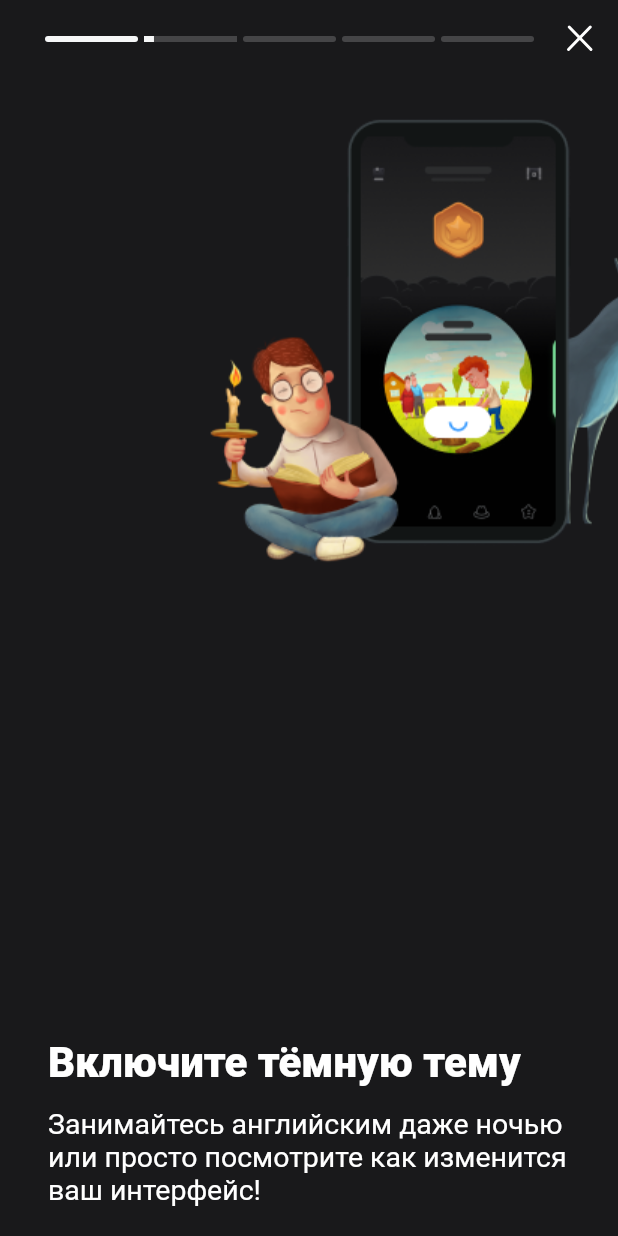
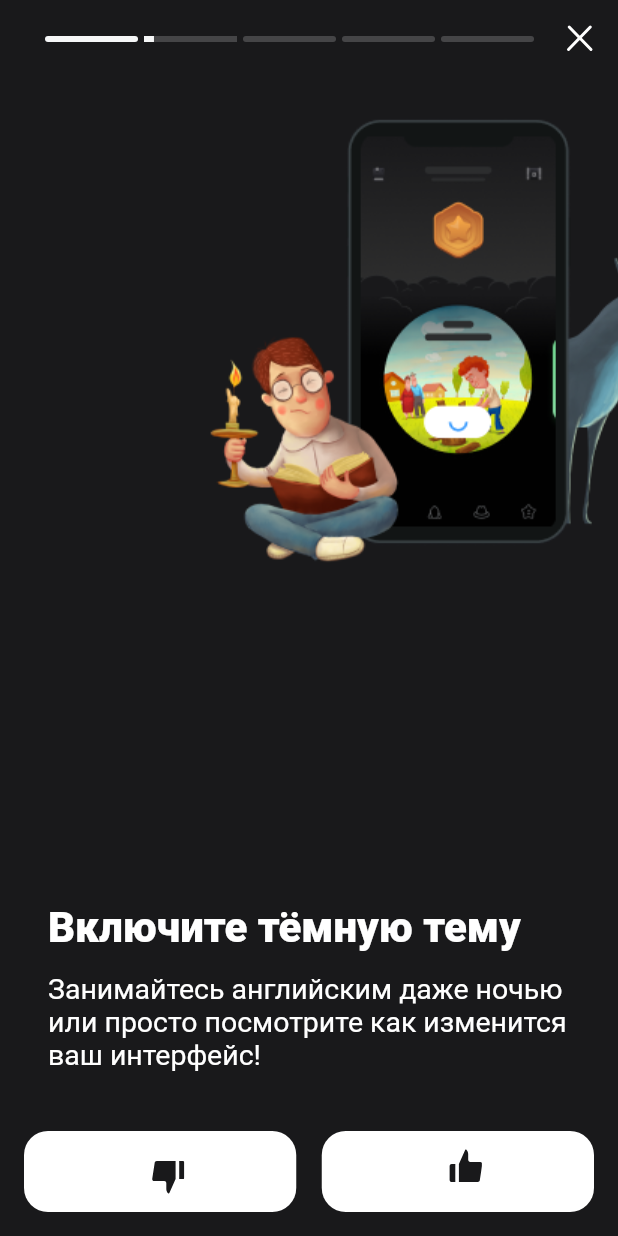
Before and after one commit to vetermol4it/goodvas_demo, a Flutter app: the screen it shows after launch, on a phone screen of 412 x 824 dp. Run offline on Flutter 3.47's test engine with Material 2 defaults, Android fonts, the light colour scheme and no system bars; our stand-ins replace equatable, flutter_bloc, flutter_svg, get_it, injectable.

Commit message:
Functional elements

```diff
--- a/lib/features/whats_new/model/whats_new_slide_model.dart
+++ b/lib/features/whats_new/model/whats_new_slide_model.dart
@@ -1,6 +1,7 @@
+import 'package:equatable/equatable.dart';
 import 'package:goodvas_demo/features/whats_new/model/functional_element_type.dart';
 
-class WhatsNewSlideModel {
+class WhatsNewSlideModel extends Equatable {
   final String imagePath;
   final List<int> colorsValues;
   final String title;
@@ -15,4 +16,7 @@ class WhatsNewSlideModel {
     List<FunctionalElementType>? functionalElements,
   })  : colorsValues = colorsValues.length == 1 ? [colorsValues[0], colorsValues[0]] : colorsValues,
         functionalElements = functionalElements ?? [];
+
+  @override
+  List<Object?> get props => [imagePath, colorsValues, title, subtitle, functionalElements];
 }
--- /dev/null
+++ b/lib/features/whats_new/widget/functional_elements/whats_new_functional_element.dart
@@ -0,0 +1,19 @@
+import 'package:flutter/material.dart';
+import 'package:goodvas_demo/features/whats_new/model/functional_element_type.dart';
+import 'package:goodvas_demo/features/whats_new/widget/functional_elements/whats_new_like_dislike_buttons.dart';
+
+class WhatsNewFunctionalElement extends StatelessWidget {
+  const WhatsNewFunctionalElement.fromType({
+    required this.type,
+    super.key,
+  });
+
+  final FunctionalElementType type;
+
+  @override
+  Widget build(BuildContext context) {
+    return switch (type) {
+      FunctionalElementType.likeDislikeButtons => const WhatsNewLikeDislikeButtons(),
+    };
+  }
+}
--- /dev/null
+++ b/lib/features/whats_new/widget/functional_elements/whats_new_like_dislike_buttons.dart
@@ -0,0 +1,70 @@
+import 'package:flutter/material.dart';
+import 'package:flutter_bloc/flutter_bloc.dart';
+import 'package:flutter_svg/flutter_svg.dart';
+import 'package:goodvas_demo/features/whats_new/cubit/whats_new_cubit.dart';
+import 'package:goodvas_demo/ui_kit/app_colors.dart';
+
+class WhatsNewLikeDislikeButtons extends StatelessWidget {
+  const WhatsNewLikeDislikeButtons({super.key});
+
+  @override
+  Widget build(BuildContext context) {
+    return Padding(
+      padding: const EdgeInsets.only(bottom: 16, left: 16, right: 16),
+      child: Row(
+        children: [
+          Expanded(
+            child: _Button(
+              icon: SvgPicture.asset(
+                'assets/icons/dislike.svg',
+              ),
+              onTap: () {
+                context.read<WhatsNewCubit>().nextSlide();
+              },
+            ),
+          ),
+          const SizedBox(width: 17),
+          Expanded(
+            child: _Button(
+              icon: SvgPicture.asset(
+                'assets/icons/like.svg',
+              ),
+              onTap: () {
+                context.read<WhatsNewCubit>().nextSlide();
+              },
+            ),
+          ),
+        ],
+      ),
+    );
+  }
+}
+
+class _Button extends StatelessWidget {
+  const _Button({
+    required this.icon,
+    required this.onTap,
+  });
+
+  final SvgPicture icon;
+  final VoidCallback onTap;
+
+  @override
+  Widget build(BuildContext context) {
+    return GestureDetector(
+      onTap: onTap,
+      child: Container(
+          width: double.maxFinite,
+          height: 54,
+          decoration: ShapeDecoration(
+            color: AppColors.buttonPrimary,
+            shape: RoundedRectangleBorder(
+              borderRadius: BorderRadius.circular(16),
+            ),
+          ),
+          child: Center(
+            child: icon,
+          )),
+    );
+  }
+}
--- a/lib/features/whats_new/widget/whats_new_progress_indicator.dart
+++ b/lib/features/whats_new/widget/whats_new_progress_indicator.dart
@@ -79,9 +79,8 @@ class _WhatsNewProgressIndicatorState extends State<WhatsNewProgressIndicator>
                           builder: (context, _) {
                             return LinearProgressIndicator(
                               value: _animationController.value,
-                              valueColor:
-                                  const AlwaysStoppedAnimation<Color>(AppColors.progressWhite),
-                              backgroundColor: AppColors.progressWhite.withOpacity(0.2),
+                              valueColor: const AlwaysStoppedAnimation<Color>(AppColors.progress),
+                              backgroundColor: AppColors.progress.withOpacity(0.2),
                             );
                           },
                         ),
@@ -96,8 +95,8 @@ class _WhatsNewProgressIndicatorState extends State<WhatsNewProgressIndicator>
                       margin: EdgeInsets.only(right: index < state.slides.length ? 4 : 0),
                       decoration: BoxDecoration(
                         color: state.slideNumber > index
-                            ? AppColors.progressWhite
-                            : AppColors.progressWhite.withOpacity(0.2),
+                            ? AppColors.progress
+                            : AppColors.progress.withOpacity(0.2),
                         borderRadius: BorderRadius.circular(100),
                       ),
                     ),
--- a/lib/features/whats_new/widget/whats_new_screen.dart
+++ b/lib/features/whats_new/widget/whats_new_screen.dart
@@ -8,6 +8,7 @@ import 'package:goodvas_demo/di/get_it.dart';
 import 'package:goodvas_demo/features/whats_new/cubit/whats_new_cubit.dart';
 import 'package:goodvas_demo/features/whats_new/cubit/whats_new_state.dart';
 import 'package:goodvas_demo/features/whats_new/model/whats_new_slide_model.dart';
+import 'package:goodvas_demo/features/whats_new/widget/functional_elements/whats_new_functional_element.dart';
 import 'package:goodvas_demo/features/whats_new/widget/whats_new_progress_indicator.dart';
 import 'package:goodvas_demo/ui_kit/app_text_style.dart';
 
@@ -51,6 +52,8 @@ class WhatsNewScreen extends StatelessWidget {
                     duration: _animationDuration,
                     decoration: BoxDecoration(
                       gradient: LinearGradient(
+                        begin: Alignment.topCenter,
+                        end: Alignment.bottomCenter,
                         colors: List.generate(
                           currentSlide.colorsValues.length,
                           (index) => Color(currentSlide.colorsValues[index]),
@@ -79,12 +82,7 @@ class WhatsNewScreen extends StatelessWidget {
                           ),
                           const SizedBox(height: 24),
                           _ImagesPageView(slides: state.slides),
-                          const Spacer(),
-                          _Title(text: currentSlide.title),
-                          if (currentSlide.subtitle == null &&
-                              currentSlide.functionalElements.isEmpty)
-                            const SizedBox(height: 96),
-                          _Subtitle(text: currentSlide.subtitle),
+                          _SlideBody(currentSlide: currentSlide),
                         ],
                       ),
                     ),
@@ -169,11 +167,51 @@ class _ImagesPageViewState extends State<_ImagesPageView> {
           physics: const NeverScrollableScrollPhysics(),
           children: List.generate(
             widget.slides.length,
-            (index) => Image.asset(
+            (index) => Padding(
+              padding: const EdgeInsets.symmetric(horizontal: 15),
+              child: Image.asset(
                 widget.slides[index].imagePath,
                 height: 311,
               ),
             ),
+          ),
+        ),
+      ),
+    );
+  }
+}
+
+class _SlideBody extends StatelessWidget {
+  const _SlideBody({
+    required this.currentSlide,
+  });
+
+  static const _animationDuration = Duration(milliseconds: 500);
+
+  final WhatsNewSlideModel currentSlide;
+
+  @override
+  Widget build(BuildContext context) {
+    return Expanded(
+      child: AnimatedSwitcher(
+        duration: _animationDuration,
+        child: Column(
+          key: ValueKey(currentSlide),
+          crossAxisAlignment: CrossAxisAlignment.start,
+          children: [
+            const Spacer(),
+            _Title(text: currentSlide.title),
+            if (currentSlide.subtitle == null && currentSlide.functionalElements.isEmpty)
+              const SizedBox(height: 76),
+            _Subtitle(text: currentSlide.subtitle),
+            const SizedBox(height: 20),
+            ...List.generate(
+              currentSlide.functionalElements.length,
+              (index) => WhatsNewFunctionalElement.fromType(
+                type: currentSlide.functionalElements[index],
+              ),
+            ),
+          ],
         ),
       ),
     );
@@ -185,22 +223,17 @@ class _Title extends StatelessWidget {
     required this.text,
   });
 
-  static const _animationDuration = Duration(milliseconds: 500);
-
   final String text;
 
   @override
   Widget build(BuildContext context) {
     return Padding(
       padding: const EdgeInsets.symmetric(horizontal: 32),
-      child: AnimatedSwitcher(
-        duration: _animationDuration,
       child: Text(
         key: ValueKey(text),
         text,
         textAlign: TextAlign.left,
         style: AppTextStyle.title,
-        ),
       ),
     );
   }
@@ -210,8 +243,6 @@ class _Subtitle extends StatelessWidget {
   const _Subtitle({
     this.text,
   });
-
-  static const _animationDuration = Duration(milliseconds: 500);
 
   final String? text;
 
@@ -226,14 +257,11 @@ class _Subtitle extends StatelessWidget {
           right: 32,
           bottom: 20,
         ),
-        child: AnimatedSwitcher(
-          duration: _animationDuration,
         child: Text(
           key: ValueKey(text),
           textVar,
           textAlign: TextAlign.left,
           style: AppTextStyle.body,
-          ),
         ),
       );
     }
--- a/lib/ui_kit/app_colors.dart
+++ b/lib/ui_kit/app_colors.dart
@@ -1,7 +1,8 @@
 import 'dart:ui';
 
 abstract class AppColors {
-  static const textWhite = Color(0xFFFFFFFF);
-  static const progressWhite = Color(0xFFF6F7F8);
+  static const textPrimary = Color(0xFFFFFFFF);
+  static const progress = Color(0xFFF6F7F8);
   static const iconBlack = Color(0xFF19191B);
+  static const buttonPrimary = Color(0xFFFFFFFF);
 }
--- a/lib/ui_kit/app_text_style.dart
+++ b/lib/ui_kit/app_text_style.dart
@@ -5,12 +5,12 @@ abstract class AppTextStyle {
   static const title = TextStyle(
     fontWeight: FontWeight.w900,
     fontSize: 28,
-    color: AppColors.textWhite,
+    color: AppColors.textPrimary,
   );
 
   static const body = TextStyle(
     fontWeight: FontWeight.w400,
     fontSize: 19,
-    color: AppColors.textWhite,
+    color: AppColors.textPrimary,
   );
 }
```
Also changed, not shown: assets/icons/dislike.svg (added), assets/icons/like.svg (added). Lines whose indentation alone changed are shown as unchanged.
